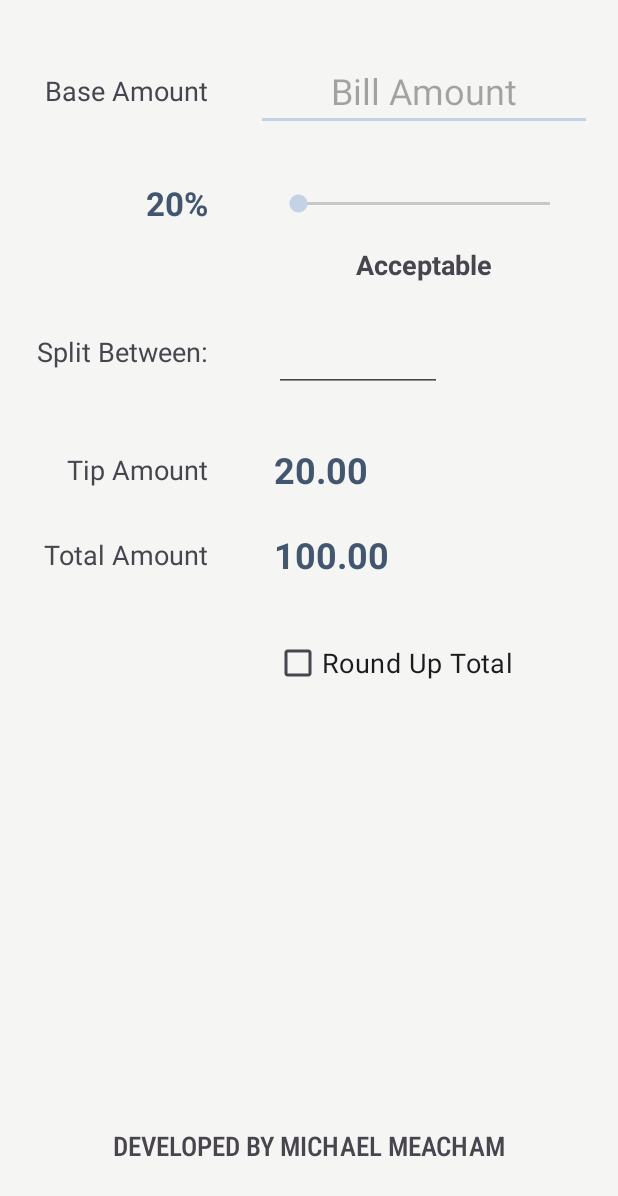
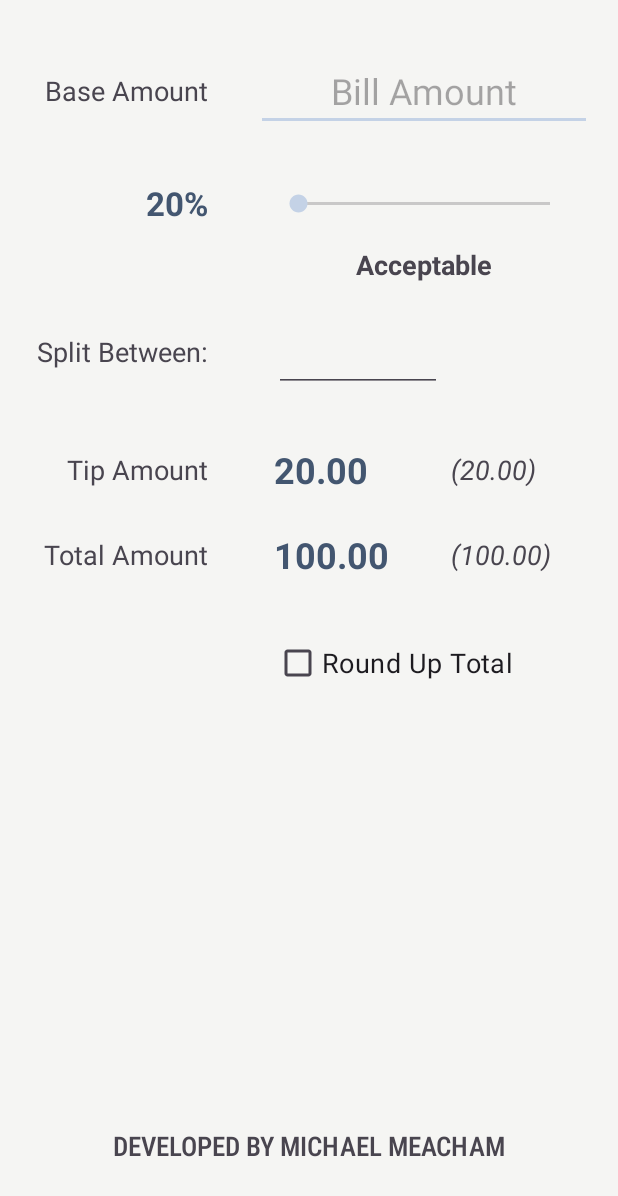
Before and after one commit to mmeacham92/tip-calculator, an Android app: the layout activity_main.xml on its own in the app's theme, with its tools: preview values and no code run, on a phone screen of 412 x 824 dp. Shown: the top 1196 px of the screen. Run offline under Robolectric (Android 15) with nearby library versions, the phone set to English and light mode, and no system bars.

Commit message:
added two TextViews to display the full total tip and amount in the case the bill is being split; some functionality implemented but known bug increases the total as bill is split between more and more users

```diff
--- a/app/src/main/res/layout/activity_main.xml
+++ b/app/src/main/res/layout/activity_main.xml
@@ -101,8 +101,8 @@
         android:layout_width="wrap_content"
         android:layout_height="wrap_content"
         android:ems="4"
+        android:inputType="number"
         android:text=""
-        android:inputType="number"
         android:textAlignment="center"
         android:textSize="24sp"
         app:layout_constraintBottom_toBottomOf="@+id/tvSplitBill"
@@ -156,6 +156,28 @@
         app:layout_constraintEnd_toEndOf="parent"
         app:layout_constraintStart_toStartOf="parent" />
 
+    <TextView
+        android:id="@+id/tvTipTotalWhenSplit"
+        android:layout_width="wrap_content"
+        android:layout_height="wrap_content"
+        android:textSize="18sp"
+        android:textStyle="italic"
+        app:layout_constraintBottom_toBottomOf="@+id/tvTipAmount"
+        app:layout_constraintEnd_toEndOf="parent"
+        app:layout_constraintStart_toEndOf="@+id/tvTipAmount"
+        app:layout_constraintTop_toTopOf="@+id/tvTipAmount"
+        tools:text="(20.00)" />
+
+    <TextView
+        android:id="@+id/tvTotalAmountWhenSplit"
+        android:layout_width="wrap_content"
+        android:layout_height="wrap_content"
+        android:textSize="18sp"
+        android:textStyle="italic"
+        app:layout_constraintBottom_toBottomOf="@+id/tvTotalAmount"
+        app:layout_constraintStart_toStartOf="@+id/tvTipTotalWhenSplit"
+        app:layout_constraintTop_toTopOf="@+id/tvTotalAmount"
+        tools:text="(100.00)" />
 
 
 </androidx.constraintlayout.widget.ConstraintLayout>
```
Also changed, not shown: app/src/main/java/com/example/tipcalculator/MainActivity.kt (+24 -4 lines).
